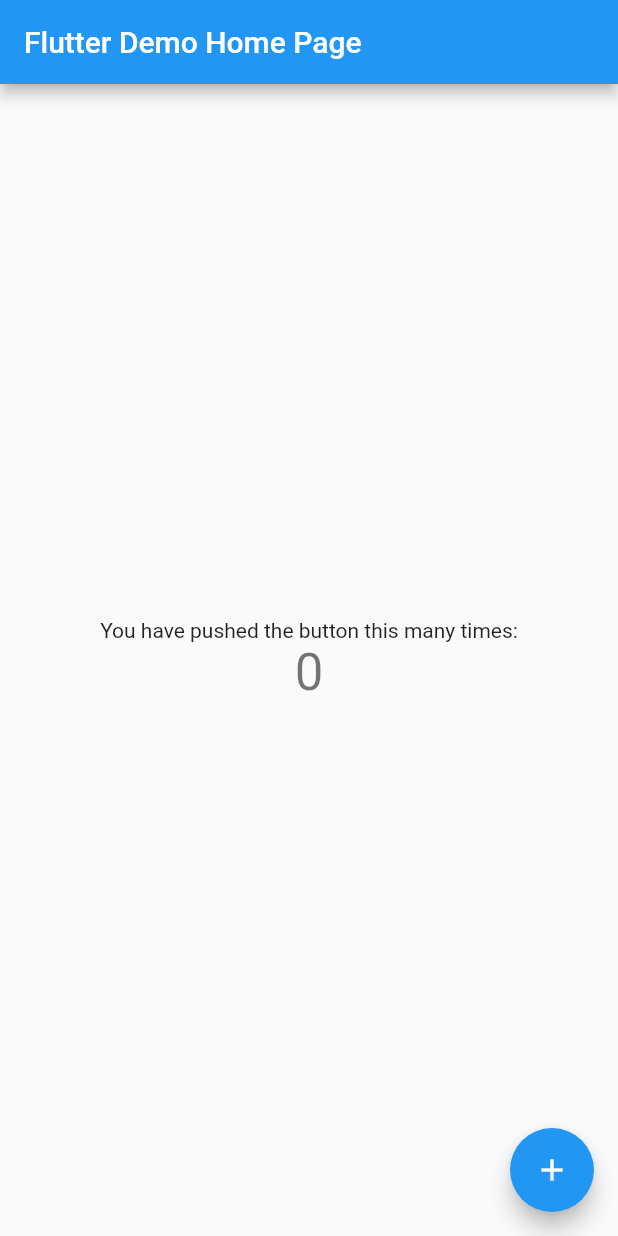
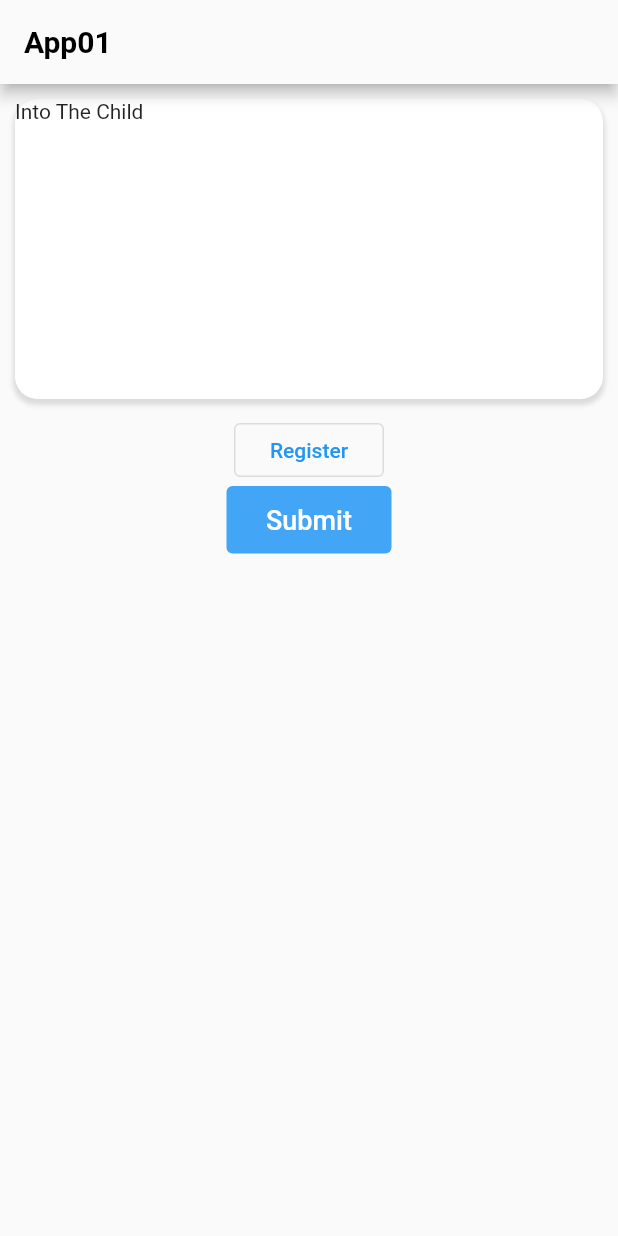
Before and after one commit to tiees288/Food-Flutter, a Flutter app: the screen it shows after launch, on a phone screen of 412 x 824 dp. Run offline on Flutter 3.47's test engine with Material 2 defaults, Android fonts, the light colour scheme and no system bars.

Commit message:
Commit 27/12/2022

```diff
--- /dev/null
+++ b/lib/Widgets/button.dart
@@ -0,0 +1,30 @@
+import 'package:flutter/material.dart';
+
+class SubmitBtn extends StatelessWidget {
+  const SubmitBtn({super.key});
+
+  @override
+  Widget build(BuildContext context) {
+    myfunct() {
+      print('Hellow');
+      print(context);
+    }
+
+    return SizedBox(
+      child: Container(
+          width: 110,
+          height: 45,
+          decoration: BoxDecoration(
+              borderRadius: BorderRadius.all(Radius.circular(4)),
+              color: Colors.blue.shade400),
+          child: TextButton(
+            onPressed: myfunct,
+            child: Text(
+              "Submit",
+              textAlign: TextAlign.center,
+              style: TextStyle(color: Colors.white, fontSize: 18),
+            ),
+          )),
+    );
+  }
+}
--- /dev/null
+++ b/lib/Widgets/list_containers.dart
@@ -0,0 +1,27 @@
+import 'package:flutter/material.dart';
+
+class MainContainer extends StatelessWidget {
+  final Widget? child;
+  const MainContainer({super.key, this.child});
+  @override
+  Widget build(BuildContext context) {
+    return Container(
+      margin: const EdgeInsets.all(10),
+      width: MediaQuery.of(context).size.width,
+      height: 200,
+      decoration: const BoxDecoration(
+        color: Colors.white,
+        borderRadius: BorderRadius.all(Radius.circular(15)),
+        boxShadow: [
+          BoxShadow(
+            color: Colors.black12,
+            spreadRadius: 1,
+            blurRadius: 2,
+            offset: Offset(0, 3), // changes position of shadow
+          )
+        ],
+      ),
+      child: child,
+    );
+  }
+}
--- a/lib/main.dart
+++ b/lib/main.dart
@@ -1,115 +1,44 @@
 import 'package:flutter/material.dart';
+import 'Widgets/button.dart';
+import 'Widgets/list_containers.dart';
 
 void main() {
-  runApp(const MyApp());
+  runApp(const MyAppWid());
 }
 
-class MyApp extends StatelessWidget {
-  const MyApp({super.key});
+class MyAppWid extends StatelessWidget {
+  const MyAppWid({super.key});
 
-  // This widget is the root of your application.
   @override
   Widget build(BuildContext context) {
+    myfunct() {
+      print('Hellow');
+    }
+
     return MaterialApp(
-      title: 'Flutter Demo',
-      theme: ThemeData(
-        // This is the theme of your application.
-        //
-        // Try running your application with "flutter run". You'll see the
-        // application has a blue toolbar. Then, without quitting the app, try
-        // changing the primarySwatch below to Colors.green and then invoke
-        // "hot reload" (press "r" in the console where you ran "flutter run",
-        // or simply save your changes to "hot reload" in a Flutter IDE).
-        // Notice that the counter didn't reset back to zero; the application
-        // is not restarted.
-        primarySwatch: Colors.blue,
-      ),
-      home: const MyHomePage(title: 'Flutter Demo Home Page'),
+      title: 'Main',
+      home: Scaffold(
+          appBar: AppBar(
+            centerTitle: false,
+            title: const Text(
+              "App01",
+              style:
+                  TextStyle(color: Colors.black, fontWeight: FontWeight.bold),
+            ),
+            backgroundColor: Colors.grey.shade50,
+          ),
+          body: Column(children: [
+            MainContainer(
+              child: Text('Into The Child'),
+            ),
+            SizedBox(
+              width: 100,
+              child:
+                  OutlinedButton(onPressed: myfunct, child: Text('Register')),
+            ),
+            SubmitBtn()
+          ])),
+      // theme: ThemeData(primarySwatch: Colors.red.shade500),
     );
   }
 }
-
-class MyHomePage extends StatefulWidget {
-  const MyHomePage({super.key, required this.title});
-
-  // This widget is the home page of your application. It is stateful, meaning
-  // that it has a State object (defined below) that contains fields that affect
-  // how it looks.
-
-  // This class is the configuration for the state. It holds the values (in this
-  // case the title) provided by the parent (in this case the App widget) and
-  // used by the build method of the State. Fields in a Widget subclass are
-  // always marked "final".
-
-  final String title;
-
-  @override
-  State<MyHomePage> createState() => _MyHomePageState();
-}
-
-class _MyHomePageState extends State<MyHomePage> {
-  int _counter = 0;
-
-  void _incrementCounter() {
-    setState(() {
-      // This call to setState tells the Flutter framework that something has
-      // changed in this State, which causes it to rerun the build method below
-      // so that the display can reflect the updated values. If we changed
-      // _counter without calling setState(), then the build method would not be
-      // called again, and so nothing would appear to happen.
-      _counter++;
-    });
-  }
-
-  @override
-  Widget build(BuildContext context) {
-    // This method is rerun every time setState is called, for instance as done
-    // by the _incrementCounter method above.
-    //
-    // The Flutter framework has been optimized to make rerunning build methods
-    // fast, so that you can just rebuild anything that needs updating rather
-    // than having to individually change instances of widgets.
-    return Scaffold(
-      appBar: AppBar(
-        // Here we take the value from the MyHomePage object that was created by
-        // the App.build method, and use it to set our appbar title.
-        title: Text(widget.title),
-      ),
-      body: Center(
-        // Center is a layout widget. It takes a single child and positions it
-        // in the middle of the parent.
-        child: Column(
-          // Column is also a layout widget. It takes a list of children and
-          // arranges them vertically. By default, it sizes itself to fit its
-          // children horizontally, and tries to be as tall as its parent.
-          //
-          // Invoke "debug painting" (press "p" in the console, choose the
-          // "Toggle Debug Paint" action from the Flutter Inspector in Android
-          // Studio, or the "Toggle Debug Paint" command in Visual Studio Code)
-          // to see the wireframe for each widget.
-          //
-          // Column has various properties to control how it sizes itself and
-          // how it positions its children. Here we use mainAxisAlignment to
-          // center the children vertically; the main axis here is the vertical
-          // axis because Columns are vertical (the cross axis would be
-          // horizontal).
-          mainAxisAlignment: MainAxisAlignment.center,
-          children: <Widget>[
-            const Text(
-              'You have pushed the button this many times:',
-            ),
-            Text(
-              '$_counter',
-              style: Theme.of(context).textTheme.headline4,
-            ),
-          ],
-        ),
-      ),
-      floatingActionButton: FloatingActionButton(
-        onPressed: _incrementCounter,
-        tooltip: 'Increment',
-        child: const Icon(Icons.add),
-      ), // This trailing comma makes auto-formatting nicer for build methods.
-    );
-  }
-}
```
Also changed, not shown: pubspec.yaml (+13 -11 lines), pubspec.lock, 4 other files.
